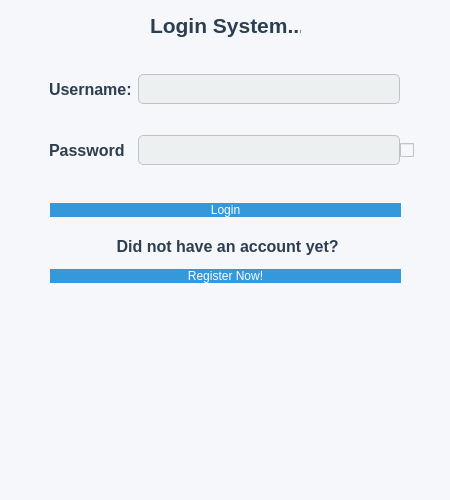
Qt form BankManagement_Extra/Forms/mainwindow.ui (SamDukJin/OOP_Proj-new-) before a commit.
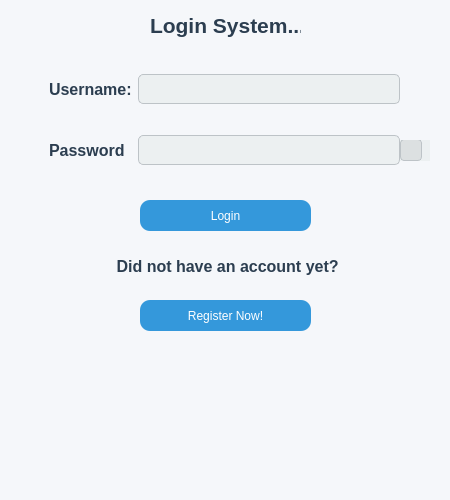
The same form after that commit. Icons and pictures are not drawn.

Diff of the .ui file:
```diff
--- a/BankManagement_Extra/Forms/mainwindow.ui
+++ b/BankManagement_Extra/Forms/mainwindow.ui
@@ -110,41 +110,6 @@
      </item>
     </layout>
    </widget>
-   <widget class="QWidget" name="gridLayoutWidget_2">
-    <property name="geometry">
-     <rect>
-      <x>50</x>
-      <y>190</y>
-      <width>351</width>
-      <height>41</height>
-     </rect>
-    </property>
-    <layout class="QGridLayout" name="gridLayout_4">
-     <item row="0" column="0" alignment="Qt::AlignmentFlag::AlignVCenter">
-      <widget class="QPushButton" name="LoginBtn">
-       <property name="styleSheet">
-        <string notr="true">QPushButton {
-    background-color: #3498db;
-    color: white;
-    border: none;
-    border-radius: 10px;
-}
-
-QPushButton:hover {
-    background-color: #2980b9;
-}
-
-QPushButton:pressed {
-    background-color: #1c5985;
-}</string>
-       </property>
-       <property name="text">
-        <string>Login</string>
-       </property>
-      </widget>
-     </item>
-    </layout>
-   </widget>
    <widget class="QLabel" name="label">
     <property name="geometry">
      <rect>
@@ -174,35 +139,12 @@
     <property name="geometry">
      <rect>
       <x>50</x>
-      <y>230</y>
+      <y>240</y>
       <width>351</width>
       <height>53</height>
      </rect>
     </property>
     <layout class="QGridLayout" name="gridLayout_5">
-     <item row="1" column="0">
-      <widget class="QPushButton" name="RegisterBtn_2">
-       <property name="styleSheet">
-        <string notr="true">QPushButton {
-    background-color: #3498db;
-    color: white;
-    border: none;
-    border-radius: 10px;
-}
-
-QPushButton:hover {
-    background-color: #2980b9;
-}
-
-QPushButton:pressed {
-    background-color: #1c5985;
-}</string>
-       </property>
-       <property name="text">
-        <string>Register Now!</string>
-       </property>
-      </widget>
-     </item>
      <item row="0" column="0">
       <widget class="QLabel" name="label_5">
        <property name="font">
@@ -235,9 +177,34 @@
     </property>
     <property name="font">
      <font>
-      <pointsize>14</pointsize>
+      <pointsize>-1</pointsize>
      </font>
     </property>
+    <property name="styleSheet">
+     <string notr="true">QCheckBox {
+    color: #2c3e50;
+    background-color: #ecf0f1;
+    font-size: 14px;
+}
+
+QCheckBox::indicator {
+    width: 20px;
+    height: 20px;
+    border: 1px solid #bdc3c7;
+    background-color: #dce0e1;
+    border-radius: 4px;
+}
+
+QCheckBox::indicator:checked {
+    background-color: #2c3e50;
+    image: url(:/images/checkmark.svg);
+}
+
+QCheckBox::indicator:unchecked {
+    background-color: #dce0e1;
+}
+</string>
+    </property>
     <property name="text">
      <string/>
     </property>
@@ -248,6 +215,64 @@
      </size>
     </property>
    </widget>
+   <widget class="QPushButton" name="LoginBtn">
+    <property name="geometry">
+     <rect>
+      <x>140</x>
+      <y>200</y>
+      <width>171</width>
+      <height>31</height>
+     </rect>
+    </property>
+    <property name="styleSheet">
+     <string notr="true">QPushButton {
+    background-color: #3498db;
+    color: white;
+    border: none;
+    border-radius: 10px;
+}
+
+QPushButton:hover {
+    background-color: #2980b9;
+}
+
+QPushButton:pressed {
+    background-color: #1c5985;
+}</string>
+    </property>
+    <property name="text">
+     <string>Login</string>
+    </property>
+   </widget>
+   <widget class="QPushButton" name="RegisterBtn_2">
+    <property name="geometry">
+     <rect>
+      <x>140</x>
+      <y>300</y>
+      <width>171</width>
+      <height>31</height>
+     </rect>
+    </property>
+    <property name="styleSheet">
+     <string notr="true">QPushButton {
+    background-color: #3498db;
+    color: white;
+    border: none;
+    border-radius: 10px;
+}
+
+QPushButton:hover {
+    background-color: #2980b9;
+}
+
+QPushButton:pressed {
+    background-color: #1c5985;
+}</string>
+    </property>
+    <property name="text">
+     <string>Register Now!</string>
+    </property>
+   </widget>
   </widget>
  </widget>
  <resources/>
```
